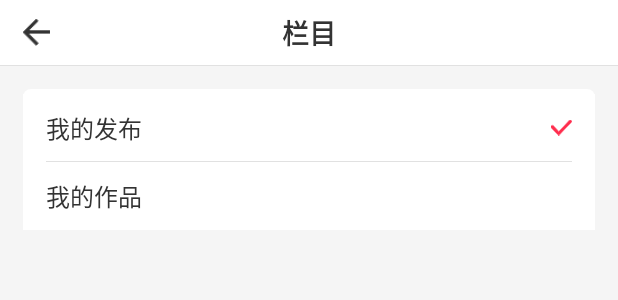
After one commit to zylStudy/maxsin, an Android app: the layout activity_select_type.xml on its own in the app's theme, with its tools: preview values and no code run, on a phone screen of 412 x 824 dp. The commit adds this screen. Shown: the top 300 px of the screen. Run offline under Robolectric (Android 15) with nearby library versions, the phone set to English and light mode, and no system bars.

```diff
--- a/app/src/main/AndroidManifest.xml
+++ b/app/src/main/AndroidManifest.xml
@@ -114,6 +114,8 @@
         </activity>
         <activity android:name=".module.release.SelectTagTitleActivity">
         </activity>
+        <activity android:name=".module.release.SelectTypeActivity">
+        </activity>
     </application>
 
 </manifest>
--- a/app/src/main/res/drawable/checked_bg.xml
+++ b/app/src/main/res/drawable/checked_bg.xml
@@ -2,7 +2,7 @@
 <shape xmlns:android="http://schemas.android.com/apk/res/android">
     <solid android:color="#ffffff"/>
     <corners android:radius="8dp"/>
-    <stroke android:color="@color/colorOuteb4161"  android:width="1dp"/>
+    <stroke android:color="@color/color9"  android:width="1dp"/>
     <padding
         android:bottom="2dp"
         android:left="10dp"
--- a/app/src/main/res/drawable/normal_bg.xml
+++ b/app/src/main/res/drawable/normal_bg.xml
@@ -2,7 +2,7 @@
 <shape xmlns:android="http://schemas.android.com/apk/res/android" >
     <solid android:color="@color/white" />
     <corners android:radius="8dp" />
-    <stroke android:color="@color/colorf0f4"  android:width="1dp"/>
+    <stroke android:color="@color/color9"  android:width="1dp"/>
     <padding
         android:bottom="2dp"
         android:left="10dp"
--- a/app/src/main/res/drawable/text_color.xml
+++ b/app/src/main/res/drawable/text_color.xml
@@ -1,7 +1,7 @@
 <?xml version="1.0" encoding="utf-8"?>
 <selector xmlns:android="http://schemas.android.com/apk/res/android">
 
-    <item android:color="@color/colorOuteb4161" android:state_checked="true"/>
+    <item android:color="@color/color3" android:state_checked="true"/>
     <item android:color="@color/color3"/>
 
 </selector>
--- a/app/src/main/res/layout/activity_select_tag_title.xml
+++ b/app/src/main/res/layout/activity_select_tag_title.xml
@@ -67,7 +67,7 @@
                 </RelativeLayout>
 
                 <EditText
-                    android:id="@+id/et_phone"
+                    android:id="@+id/et_info"
                     android:layout_width="match_parent"
                     android:layout_height="match_parent"
                     android:layout_below="@+id/rel_title"
--- /dev/null
+++ b/app/src/main/res/layout/activity_select_type.xml
@@ -0,0 +1,145 @@
+<?xml version="1.0" encoding="utf-8"?>
+<RelativeLayout
+    xmlns:android="http://schemas.android.com/apk/res/android"
+    xmlns:tools="http://schemas.android.com/tools"
+    android:id="@+id/activity_select_type"
+    android:layout_width="match_parent"
+    android:layout_height="match_parent"
+    android:background="@color/colorf5"
+    tools:context="com.renyi.maxsin.module.release.SelectTypeActivity">
+
+    <RelativeLayout
+        android:id="@+id/rel"
+        android:layout_width="match_parent"
+        android:layout_height="44dp"
+        android:background="@color/white">
+
+        <TextView
+            android:id="@+id/head_title_tv"
+            android:layout_width="wrap_content"
+            android:layout_height="wrap_content"
+            android:layout_centerHorizontal="true"
+            android:layout_centerVertical="true"
+            android:text="栏目"
+            android:textColor="@color/color3"
+            android:textSize="18sp"
+            android:textStyle="bold"/>
+
+        <RelativeLayout
+            android:id="@+id/back_rel"
+            android:layout_width="80dp"
+            android:layout_height="match_parent"
+            android:layout_alignParentLeft="true"
+            android:layout_centerVertical="true"
+            android:visibility="visible">
+
+            <ImageView
+                android:id="@+id/imageView5"
+                android:layout_width="18dp"
+                android:layout_height="18dp"
+                android:layout_alignParentLeft="true"
+                android:layout_centerVertical="true"
+                android:layout_marginLeft="15dp"
+                android:background="@mipmap/ic_back_bg"/>
+        </RelativeLayout>
+
+
+        <TextView
+            android:layout_width="match_parent"
+            android:layout_height="0.5dp"
+            android:layout_alignParentBottom="true"
+            android:background="@color/colore1"
+            />
+    </RelativeLayout>
+
+    <LinearLayout
+        android:id="@+id/layout"
+        android:layout_width="match_parent"
+        android:layout_height="wrap_content"
+        android:layout_below="@+id/rel"
+        android:layout_marginLeft="15dp"
+        android:layout_marginRight="15dp"
+        android:layout_marginTop="15dp"
+        android:background="@drawable/shap_layout"
+        android:orientation="vertical"
+        >
+
+
+        <RelativeLayout
+            android:id="@+id/act_rel"
+            android:layout_width="match_parent"
+            android:layout_height="45dp"
+            android:layout_marginTop="3dp"
+            android:background="@color/white">
+
+            <ImageView
+                android:id="@+id/act_image"
+                android:layout_width="14dp"
+                android:layout_height="11dp"
+                android:layout_alignParentRight="true"
+                android:layout_centerVertical="true"
+                android:layout_marginRight="15dp"
+                android:src="@mipmap/ic_select_sex_bg"
+                />
+
+            <View
+                android:layout_width="match_parent"
+                android:layout_height="0.5dp"
+                android:layout_alignParentBottom="true"
+                android:layout_marginLeft="15dp"
+                android:layout_marginRight="15dp"
+                android:background="@color/colore1"/>
+
+
+            <TextView
+                android:layout_width="wrap_content"
+                android:layout_height="wrap_content"
+                android:layout_alignParentLeft="true"
+                android:layout_centerVertical="true"
+                android:layout_marginLeft="15dp"
+                android:text="我的发布"
+                android:textColor="@color/color3"
+                android:textSize="16sp"/>
+
+        </RelativeLayout>
+
+        <RelativeLayout
+            android:id="@+id/work_rel"
+            android:layout_width="match_parent"
+            android:layout_height="45dp"
+            android:background="@color/white">
+
+            <ImageView
+                android:id="@+id/work_image"
+                android:layout_width="14dp"
+                android:layout_height="11dp"
+                android:layout_alignParentRight="true"
+                android:layout_centerVertical="true"
+                android:layout_marginRight="15dp"
+                android:src="@mipmap/ic_select_sex_bg"
+                android:visibility="gone"
+                />
+
+
+            <TextView
+                android:id="@+id/textView3"
+                android:layout_width="wrap_content"
+                android:layout_height="wrap_content"
+                android:layout_alignParentLeft="true"
+                android:layout_centerVertical="true"
+                android:layout_marginLeft="15dp"
+                android:text="我的作品"
+                android:textColor="@color/color3"
+                android:textSize="16sp"/>
+
+        </RelativeLayout>
+    </LinearLayout>
+
+    <View
+        android:layout_width="match_parent"
+        android:layout_height="0.5dp"
+        android:layout_alignParentBottom="true"
+        android:layout_marginLeft="15dp"
+        android:layout_marginRight="15dp"
+        />
+</RelativeLayout>
```
Also changed, not shown: 5 other files.
